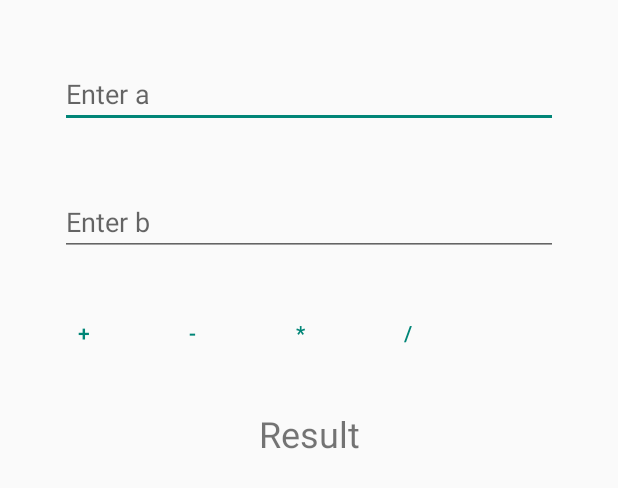
After one commit to pablormsn/Trainee, an Android app built with Jetpack Compose: the layout activity_main.xml on its own in the app's theme, with its tools: preview values and no code run, on a phone screen of 412 x 824 dp. The commit adds this screen. Shown: the top 488 px of the screen. Run offline under Robolectric (Android 15) with nearby library versions, the phone set to English and light mode, and no system bars.

Commit message:
calculadora que no funciona

```diff
--- a/app/build.gradle.kts
+++ b/app/build.gradle.kts
@@ -49,6 +49,7 @@ dependencies {
     implementation(libs.androidx.ui.graphics)
     implementation(libs.androidx.ui.tooling.preview)
     implementation(libs.androidx.material3)
+    implementation(libs.androidx.appcompat)
     testImplementation(libs.junit)
     androidTestImplementation(libs.androidx.junit)
     androidTestImplementation(libs.androidx.espresso.core)
--- /dev/null
+++ b/app/src/main/res/layout/activity_main.xml
@@ -0,0 +1,83 @@
+<?xml version="1.0" encoding="utf-8"?>
+<LinearLayout xmlns:android="http://schemas.android.com/apk/res/android"
+    xmlns:tools="http://schemas.android.com/tools"
+    android:orientation="vertical"
+    android:layout_width="match_parent"
+    android:layout_height="match_parent"
+    android:layout_margin="20dp">
+
+    <EditText
+        android:id="@+id/et_a"
+        android:layout_width="match_parent"
+        android:layout_height="wrap_content"
+        android:layout_margin="20dp"
+        android:autofillHints="Enter a"
+        android:hint="Enter a "
+        android:inputType="number"
+        tools:ignore="HardcodedText" />
+
+    <EditText
+        android:id="@+id/et_b"
+        android:layout_width="match_parent"
+        android:layout_height="wrap_content"
+        android:layout_margin="20dp"
+        android:autofillHints="Enter b"
+        android:hint="Enter b "
+        android:inputType="number"
+        tools:ignore="HardcodedText" />
+
+    <LinearLayout
+        style="?android:attr/buttonBarStyle"
+        android:layout_width="match_parent"
+        android:layout_height="wrap_content"
+        android:orientation="horizontal">
+
+
+        <Button
+            style="?android:attr/buttonBarButtonStyle"
+            android:layout_width="wrap_content"
+            android:layout_height="wrap_content"
+            android:text="+"
+            android:id="@+id/btn_add"
+            android:layout_margin="4dp"
+            tools:ignore="HardcodedText" />
+
+        <Button
+            style="?android:attr/buttonBarButtonStyle"
+            android:layout_width="wrap_content"
+            android:layout_height="wrap_content"
+            android:text="-"
+            android:id="@+id/btn_subtraction"
+            android:layout_margin="4dp"
+            tools:ignore="HardcodedText" />
+
+        <Button
+            style="?android:attr/buttonBarButtonStyle"
+            android:layout_width="wrap_content"
+            android:layout_height="wrap_content"
+            android:text="*"
+            android:id="@+id/btn_multiplication"
+            android:layout_margin="4dp"
+            tools:ignore="HardcodedText" />
+
+        <Button
+            style="?android:attr/buttonBarButtonStyle"
+            android:layout_width="wrap_content"
+            android:layout_height="wrap_content"
+            android:text="/"
+            android:id="@+id/btn_division"
+            android:layout_margin="4dp"
+            tools:ignore="HardcodedText" />
+    </LinearLayout>
+
+    <TextView
+        android:layout_width="match_parent"
+        android:layout_height="wrap_content"
+        android:text="Result"
+        android:layout_margin="20dp"
+        android:textSize="24sp"
+        android:id="@+id/tv_result"
+        android:gravity="center"
+        tools:ignore="HardcodedText" />
+
+</LinearLayout>
--- a/gradle/libs.versions.toml
+++ b/gradle/libs.versions.toml
@@ -8,6 +8,7 @@ espressoCore = "3.5.1"
 lifecycleRuntimeKtx = "2.6.1"
 activityCompose = "1.8.0"
 composeBom = "2024.04.01"
+appcompat = "1.7.0"
 
 [libraries]
 androidx-core-ktx = { group = "androidx.core", name = "core-ktx", version.ref = "coreKtx" }
@@ -24,6 +25,7 @@ androidx-ui-tooling-preview = { group = "androidx.compose.ui", name = "ui-toolin
 androidx-ui-test-manifest = { group = "androidx.compose.ui", name = "ui-test-manifest" }
 androidx-ui-test-junit4 = { group = "androidx.compose.ui", name = "ui-test-junit4" }
 androidx-material3 = { group = "androidx.compose.material3", name = "material3" }
+androidx-appcompat = { group = "androidx.appcompat", name = "appcompat", version.ref = "appcompat" }
 
 [plugins]
 android-application = { id = "com.android.application", version.ref = "agp" }
```
Also changed, not shown: app/src/main/java/com/coral/fithub/MainActivity.kt (+50 -37 lines).
